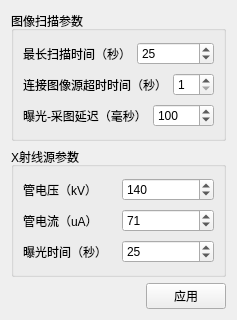
First picture: the form in syssettingswidget.ui, repository curious-heart/x-data-scanner, before the edit.
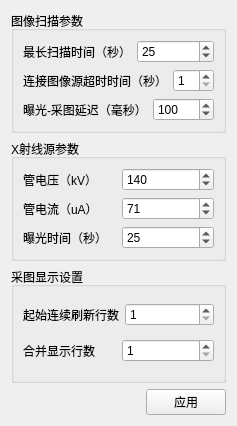
Second picture: the form after the edit.

Commit message: Optimize line display: use labe height as display height.

What changed in the file:
```diff
--- a/syssettingswidget.ui
+++ b/syssettingswidget.ui
@@ -7,13 +7,13 @@
     <x>0</x>
     <y>0</y>
     <width>236</width>
-    <height>320</height>
+    <height>426</height>
    </rect>
   </property>
   <property name="windowTitle">
    <string>Form</string>
   </property>
-  <layout class="QVBoxLayout" name="verticalLayout_3">
+  <layout class="QVBoxLayout" name="verticalLayout_4">
    <item>
     <widget class="QGroupBox" name="scanParamsGrpBox">
      <property name="title">
@@ -173,6 +173,57 @@
      </layout>
     </widget>
    </item>
+   <item>
+    <widget class="QGroupBox" name="groupBox">
+     <property name="title">
+      <string>采图显示设置</string>
+     </property>
+     <layout class="QVBoxLayout" name="verticalLayout_3">
+      <item>
+       <layout class="QHBoxLayout" name="horizontalLayout_9">
+        <item>
+         <widget class="QLabel" name="iniDisplayLineCntLbl">
+          <property name="text">
+           <string>起始连续刷新行数</string>
+          </property>
+         </widget>
+        </item>
+        <item>
+         <widget class="QSpinBox" name="iniDisplayLineCntSpinBox">
+          <property name="minimum">
+           <number>1</number>
+          </property>
+          <property name="maximum">
+           <number>60</number>
+          </property>
+         </widget>
+        </item>
+       </layout>
+      </item>
+      <item>
+       <layout class="QHBoxLayout" name="horizontalLayout_8">
+        <item>
+         <widget class="QLabel" name="mergeDispLineCntLbl">
+          <property name="text">
+           <string>合并显示行数</string>
+          </property>
+         </widget>
+        </item>
+        <item>
+         <widget class="QSpinBox" name="mergeDispLineCntSpinBox">
+          <property name="minimum">
+           <number>1</number>
+          </property>
+          <property name="maximum">
+           <number>60</number>
+          </property>
+         </widget>
+        </item>
+       </layout>
+      </item>
+     </layout>
+    </widget>
+   </item>
    <item>
     <layout class="QHBoxLayout" name="horizontalLayout_6">
      <item>
```
The commit also changes 12 other files.
